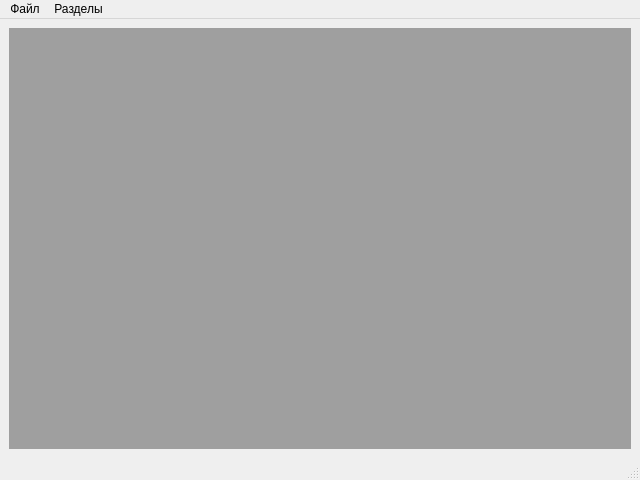
First picture: the form in oop_DoublyLinkedList/main_window.ui, repository SergeyStarkov/kr_oop, before the edit.
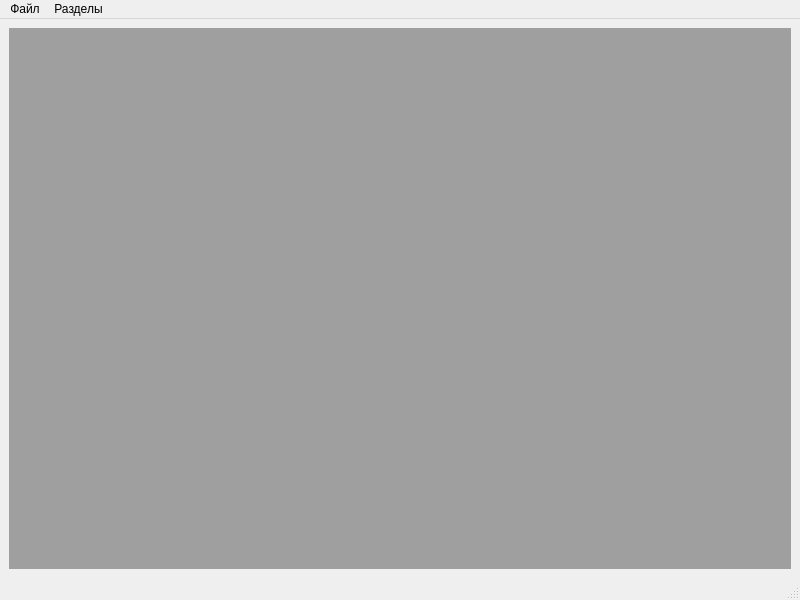
Second picture: the form after the edit.

What changed in the file:
```diff
--- a/oop_DoublyLinkedList/main_window.ui
+++ b/oop_DoublyLinkedList/main_window.ui
@@ -6,8 +6,8 @@
    <rect>
     <x>0</x>
     <y>0</y>
-    <width>640</width>
-    <height>480</height>
+    <width>800</width>
+    <height>600</height>
    </rect>
   </property>
   <property name="windowTitle">
@@ -25,8 +25,8 @@
     <rect>
      <x>0</x>
      <y>0</y>
-     <width>640</width>
-     <height>21</height>
+     <width>800</width>
+     <height>18</height>
     </rect>
    </property>
    <widget class="QMenu" name="menu">
```
